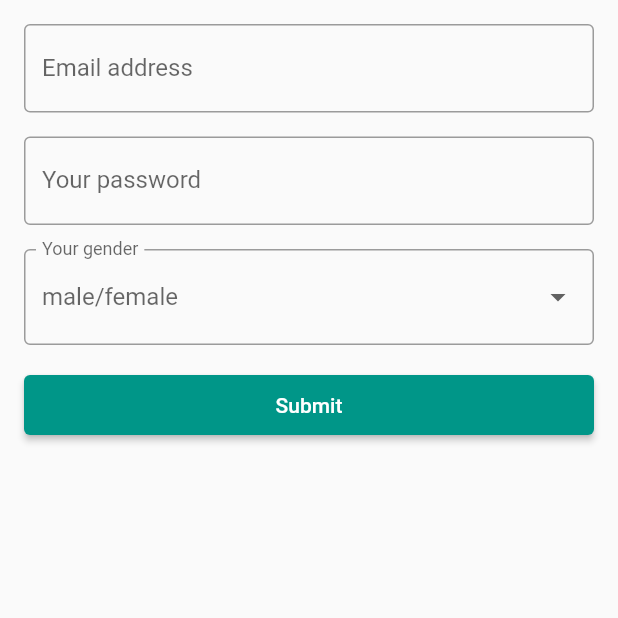
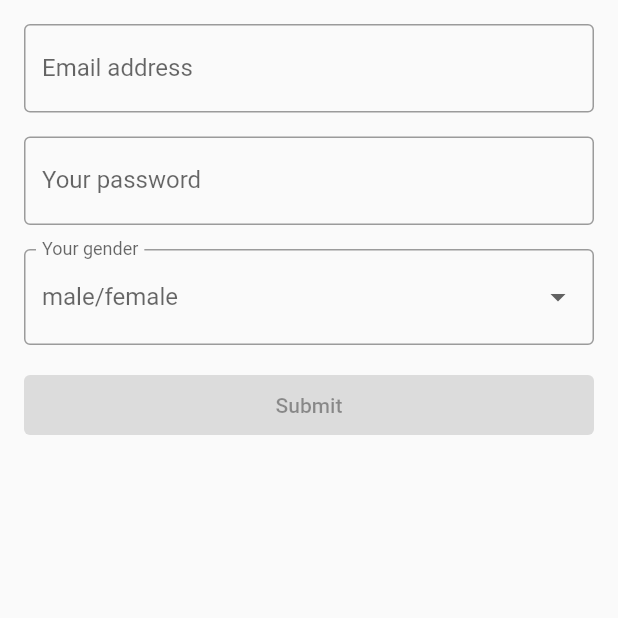
Before and after one commit to Rukshaa/Login-Bloc-Architecture, a Flutter app: the screen it shows after launch, on a phone screen of 412 x 824 dp, the top half of it. Run offline on Flutter 3.47's test engine with Material 2 defaults, Android fonts, the phone set to English and light mode, and no system bars; our stand-ins replace rxdart.

Commit message:
completed scoped_bloc

```diff
--- a/lib/src/blocs/auth_bloc.dart
+++ b/lib/src/blocs/auth_bloc.dart
@@ -1,12 +1,13 @@
 import 'dart:async';
 
 import 'package:login_bloc/src/mixins/auth_validation_mixing.dart';
+import 'package:rxdart/rxdart.dart';
 
 class AuthBloc with AuthValidationMixin {
 
-  final StreamController<String> _emailController = StreamController();
-  final StreamController<String>  _passwordController = StreamController();
-  final StreamController<String>  _genderController = StreamController();
+  final BehaviorSubject<String> _emailController = BehaviorSubject();
+  final BehaviorSubject<String>  _passwordController =BehaviorSubject();
+  final BehaviorSubject<String>  _genderController = BehaviorSubject();
 
   //getters ro add values to stream
   Function(String val) get addEmail => _emailController.sink.add;
@@ -21,7 +22,17 @@ class AuthBloc with AuthValidationMixin {
   Stream<String> get genderStream =>_genderController
       .stream.transform(genderValidator);
 
-void dispose(){
+  Stream<bool> get submitStream => CombineLatestStream.combine3(
+    emailStream, passwordStream, genderStream, (a,b,c) => true);
+
+  void submitData(){
+    String email = _emailController.value;
+    String password = _passwordController.value;
+    String gender = _genderController.value;
+  print("Email is $email, password is $password and gender is $gender");
+  }
+
+  void dispose(){
   _emailController.close();
   _passwordController.close();
   _genderController.close();
--- a/lib/src/screens/login_screen.dart
+++ b/lib/src/screens/login_screen.dart
@@ -4,6 +4,7 @@ import 'package:login_bloc/src/blocs/auth_bloc_provider.dart';
 
 class LoginScreen extends StatelessWidget {
   LoginScreen({Key? key}) : super(key: key);
+
   // final bloc = AuthBloc();
 
   @override
@@ -19,7 +20,7 @@ class LoginScreen extends StatelessWidget {
           SizedBox(height: 16),
           buildGenderDropdown(bloc),
           SizedBox(height: 16),
-          buildSubmitButton(),
+          buildSubmitButton(bloc),
 
         ],
       ),
@@ -35,37 +36,37 @@ class LoginScreen extends StatelessWidget {
           decoration: InputDecoration(
             labelText: "Email address",
             hintText: "you@example.com",
-            errorText: snapshot.error?.toString(),
-            // errorText:snapshot.hasError? snapshot.error.toString(): null),
             border: OutlineInputBorder(),
-          ),
-          onChanged: (val) {
-            bloc.addEmail(val);
-          },
-
+            // errorText: snapshot.error?.toString(),
+            errorText:snapshot.hasError? snapshot.error.toString(): null),
+           onChanged: bloc.addEmail,
           );
+        //   onChanged: (val) {
+        //     bloc.addEmail(val);
+        //   },
+        //
+        // );
       },
     );
   }
-  Widget buildPasswordField(AuthBloc bloc){
+
+  Widget buildPasswordField(AuthBloc bloc) {
     return StreamBuilder(
         stream: bloc.passwordStream,
         builder: (context, AsyncSnapshot<String> snapshot) {
           return TextField(
-          obscureText:true,
+              obscureText: true,
               decoration: InputDecoration(
                 labelText: "Your password",
                 hintText: "password",
                 border: OutlineInputBorder(),
                 errorText: snapshot.error?.toString(),
               ),
-            onChanged: (val) {
-              bloc.addPassword(val);
-            }
+              onChanged: bloc.addPassword,
+
           );
         }
     );
-
   }
 
   Widget buildGenderDropdown(AuthBloc bloc) {
@@ -74,11 +75,12 @@ class LoginScreen extends StatelessWidget {
         builder: (context, AsyncSnapshot<String> snapshot) {
           return DropdownButtonFormField<String>(
             items: [
-            DropdownMenuItem(child: Text("Female") ,value: "female"),
+              DropdownMenuItem(child: Text("Female"), value: "female"),
               DropdownMenuItem(child: Text("Male"), value: "male"),
-            DropdownMenuItem(child: Text("I don't wish to answer"), value: "I don't wish to answer"),
+              DropdownMenuItem(child: Text("I don't wish to answer"),
+                  value: "I don't wish to answer"),
             ],
-          onChanged: (val){
+            onChanged: (val) {
               bloc.addGender(val!);
             },
             decoration: InputDecoration(
@@ -92,19 +94,23 @@ class LoginScreen extends StatelessWidget {
     );
   }
 
-  Widget buildSubmitButton(){
+  Widget buildSubmitButton(AuthBloc bloc) {
     return Container(
-      width:double.infinity,
-      child: ElevatedButton(
+      width: double.infinity,
+      child: StreamBuilder(
+          stream: bloc.submitStream,
+          builder: (context, snapshot) {
+            return ElevatedButton(
               child: Text("Submit"),
-        onPressed: (){},
+              onPressed: snapshot.hasData ?
+                bloc.submitData :null,
+
               style: ElevatedButton.styleFrom(
                   padding: EdgeInsets.all(12),
-          primary: Colors.teal
-        ),
+                  primary: Colors.teal),
+            );
+          }
       ),
     );
   }
-
-
 }
--- a/pubspec.yaml
+++ b/pubspec.yaml
@@ -28,6 +28,7 @@ dependencies:
   # The following adds the Cupertino Icons font to your application.
   # Use with the CupertinoIcons class for iOS style icons.
   cupertino_icons: ^1.0.2
+  rxdart: ^0.27.2
 
 dev_dependencies:
   flutter_test:
```
Also changed, not shown: pubspec.lock. Lines whose indentation alone changed are shown as unchanged.
